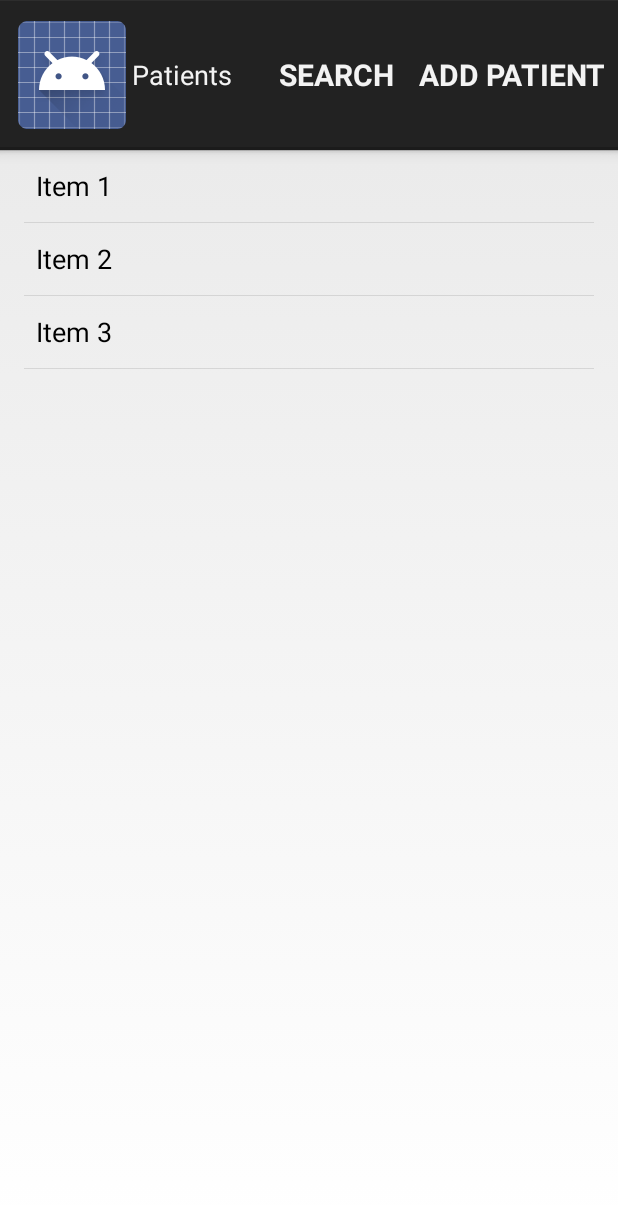
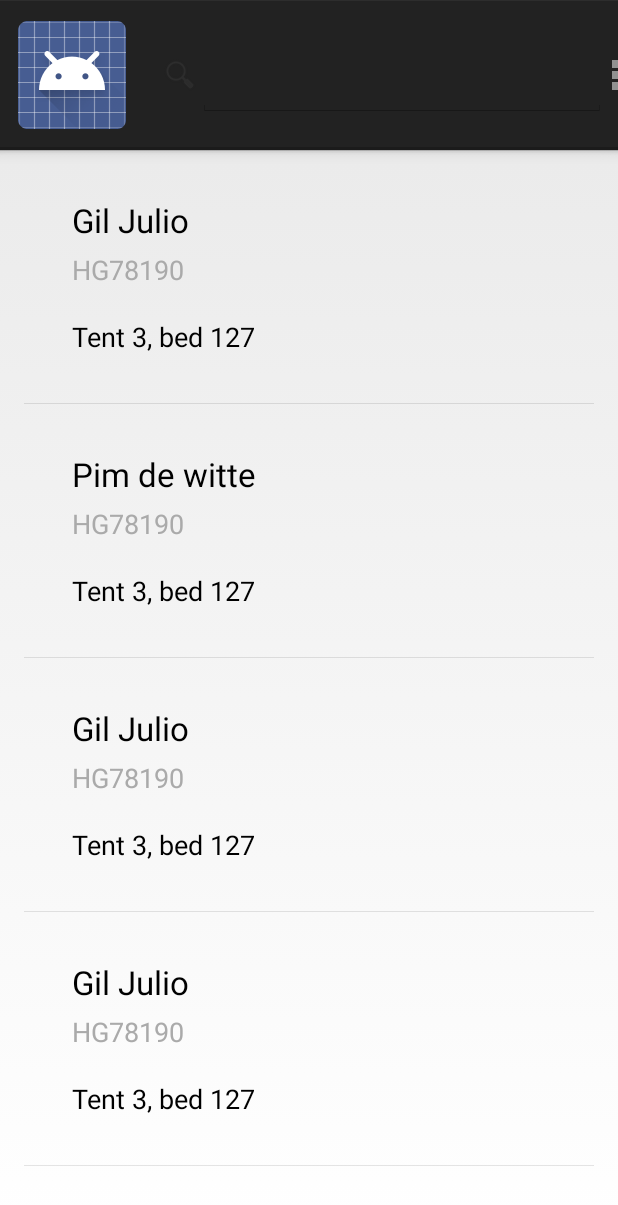
Before and after one commit to zestyping/projectbuendia, an Android app: the screen it shows after launch (PatientListActivity), on a phone screen of 412 x 824 dp. Shown: the top 1205 px of the screen. Run offline under Robolectric (Android 15) with nearby library versions, the phone set to English and light mode, and no system bars.

Commit message:
client branch created

```diff
--- a/android/MSFMedicalRecords/app/src/main/java/org/msf/records/msfmedicalrecords/PatientDetailFragment.java
+++ b/android/MSFMedicalRecords/app/src/main/java/org/msf/records/msfmedicalrecords/PatientDetailFragment.java
@@ -6,6 +6,7 @@ import android.support.v4.app.Fragment;
 import android.support.v4.app.FragmentManager;
 import android.support.v4.app.FragmentPagerAdapter;
 import android.support.v4.view.ViewPager;
+import android.util.Log;
 import android.view.LayoutInflater;
 import android.view.Menu;
 import android.view.MenuInflater;
@@ -21,6 +22,8 @@ import com.viewpagerindicator.TabPageIndicator;
  * on handsets.
  */
 public class PatientDetailFragment extends Fragment {
+
+    private static final String TAG = PatientDetailFragment.class.getSimpleName();
 
     public static final String ARG_ITEM_ID = "ARG_ITEM_ID";
 
@@ -47,6 +50,14 @@ public class PatientDetailFragment extends Fragment {
     @Override
     public void onCreate(Bundle savedInstanceState) {
         super.onCreate(savedInstanceState);
+
+        Bundle bundle = getArguments();
+        if(bundle != null){
+            Log.d(TAG, bundle.toString());
+        } else {
+            Log.d(TAG, "bundle is null");
+        }
+
     }
 
 
--- a/android/MSFMedicalRecords/app/src/main/java/org/msf/records/msfmedicalrecords/PatientListActivity.java
+++ b/android/MSFMedicalRecords/app/src/main/java/org/msf/records/msfmedicalrecords/PatientListActivity.java
@@ -1,11 +1,15 @@
 package org.msf.records.msfmedicalrecords;
 
+import android.app.ActionBar;
 import android.content.Intent;
 import android.os.Bundle;
 import android.support.v4.app.FragmentActivity;
+import android.view.Gravity;
 import android.view.Menu;
 import android.view.MenuInflater;
 import android.view.MenuItem;
+import android.view.View;
+import android.widget.SearchView;
 
 
 /**
@@ -89,6 +93,8 @@ public class PatientListActivity extends FragmentActivity
         inflater.inflate(R.menu.main, menu);
 
         MenuItem searchMenuItem = menu.findItem( R.id.action_search );
+        SearchView searchView = (SearchView) searchMenuItem.getActionView();
+        searchView.setIconifiedByDefault(false);
 //        searchMenuItem.expandActionView();
         return super.onCreateOptionsMenu(menu);
     }
--- a/android/MSFMedicalRecords/app/src/main/java/org/msf/records/msfmedicalrecords/PatientListFragment.java
+++ b/android/MSFMedicalRecords/app/src/main/java/org/msf/records/msfmedicalrecords/PatientListFragment.java
@@ -1,16 +1,21 @@
 package org.msf.records.msfmedicalrecords;
 
 import android.app.Activity;
+import android.content.Context;
 import android.os.Bundle;
 import android.app.ListFragment;
+import android.view.LayoutInflater;
 import android.view.Menu;
 import android.view.MenuInflater;
 import android.view.View;
+import android.view.ViewGroup;
 import android.widget.ArrayAdapter;
 import android.widget.ListView;
+import android.widget.TextView;
 
 
 import org.msf.records.msfmedicalrecords.dummy.DummyContent;
+import org.msf.records.msfmedicalrecords.model.Patient;
 
 /**
  * A list fragment representing a list of Patients. This fragment
@@ -39,6 +44,8 @@ public class PatientListFragment extends ListFragment {
      * The current activated item position. Only used on tablets.
      */
     private int mActivatedPosition = ListView.INVALID_POSITION;
+
+    private PatientAdapter mPatientAdapter;
 
     /**
      * A callback interface that all activities containing this fragment must
@@ -73,12 +80,9 @@ public class PatientListFragment extends ListFragment {
     public void onCreate(Bundle savedInstanceState) {
         super.onCreate(savedInstanceState);
 
-        // TODO: replace with a real list adapter.
-        setListAdapter(new ArrayAdapter<DummyContent.DummyItem>(
-                getActivity(),
-                android.R.layout.simple_list_item_activated_1,
-                android.R.id.text1,
-                DummyContent.ITEMS));
+        mPatientAdapter = new PatientAdapter(getActivity(), 0);
+        mPatientAdapter.addAll(Patient.GETDUMMYCONTENT());
+        setListAdapter(mPatientAdapter);
 
     }
 
@@ -152,4 +156,25 @@ public class PatientListFragment extends ListFragment {
 
         mActivatedPosition = position;
     }
+
+    class PatientAdapter extends ArrayAdapter<Patient> {
+
+
+        public PatientAdapter(Context context, int resource) {
+            super(context, resource);
+        }
+
+        @Override
+        public View getView(int position, View convertView, ViewGroup parent) {
+            if(convertView == null)
+                convertView = LayoutInflater.from(getContext()).inflate(R.layout.listview_cell_search_results, null);
+
+
+            Patient patient = getItem(position);
+            TextView name = (TextView) convertView.findViewById(R.id.listview_cell_search_results_name);
+            name.setText(patient.forename + " " + patient.surname);
+
+            return convertView;
+        }
+    }
 }
--- a/android/MSFMedicalRecords/app/src/main/java/org/msf/records/msfmedicalrecords/model/Patient.java
+++ b/android/MSFMedicalRecords/app/src/main/java/org/msf/records/msfmedicalrecords/model/Patient.java
@@ -1,12 +1,13 @@
 package org.msf.records.msfmedicalrecords.model;
 
+import java.io.Serializable;
 import java.util.ArrayList;
 import java.util.Date;
 
 /**
  * Created by Gil on 03/10/2014.
  */
-public class Patient {
+public class Patient implements Serializable {
 
 
     public String id;
@@ -14,13 +15,19 @@ public class Patient {
     public String surname;
     public Date dob;
 
-    public Patient(String forename, String surname){
-
+    public Patient(String id, String forename, String surname){
+        this.id = id;
+        this.forename = forename;
+        this.surname = surname;
     }
 
     public static ArrayList<Patient> GETDUMMYCONTENT(){
         ArrayList<Patient> patients = new ArrayList<Patient>();
 
+        patients.add(new Patient("HG78190", "Gil", "Julio"));
+        patients.add(new Patient("HG78190", "Pim", "de witte"));
+        patients.add(new Patient("HG78190", "Gil", "Julio"));
+        patients.add(new Patient("HG78190", "Gil", "Julio"));
         return patients;
     }
 }
--- /dev/null
+++ b/android/MSFMedicalRecords/app/src/main/res/layout/listview_cell_search_results.xml
@@ -0,0 +1,52 @@
+<?xml version="1.0" encoding="utf-8"?>
+<RelativeLayout xmlns:android="http://schemas.android.com/apk/res/android"
+    android:orientation="vertical"
+    android:layout_width="match_parent"
+    android:layout_height="wrap_content"
+    android:paddingBottom="32dp">
+
+    <View
+        android:id="@+id/listview_cell_search_results_color_indicator"
+        android:layout_width="16dp"
+        android:layout_height="match_parent"
+        android:layout_alignParentRight="true"/>
+
+    <TextView
+        android:id="@+id/listview_cell_search_results_name"
+        android:layout_width="wrap_content"
+        android:layout_height="wrap_content"
+        android:textAppearance="?android:attr/textAppearanceLarge"
+        android:text="Gil Julio"
+        android:layout_alignParentTop="true"
+        android:layout_alignParentLeft="true"
+        android:layout_alignParentStart="true"
+        android:lines="1"
+        android:ellipsize="end"
+        android:layout_marginLeft="32dp"
+        android:layout_marginTop="32dp"
+        android:layout_toLeftOf="@+id/listview_cell_search_results_color_indicator"
+        android:layout_toStartOf="@+id/listview_cell_search_results_color_indicator" />
+
+    <TextView
+        android:layout_width="wrap_content"
+        android:layout_height="wrap_content"
+        android:textAppearance="?android:attr/textAppearanceMedium"
+        android:text="HG78190"
+        android:id="@+id/textView2"
+        android:layout_below="@+id/listview_cell_search_results_name"
+        android:layout_alignLeft="@+id/listview_cell_search_results_name"
+        android:layout_alignStart="@+id/listview_cell_search_results_name"
+        android:layout_marginTop="6dp"
+        android:textColor="@android:color/darker_gray" />
+
+    <TextView
+        android:layout_width="wrap_content"
+        android:layout_height="wrap_content"
+        android:textAppearance="?android:attr/textAppearanceMedium"
+        android:text="Tent 3, bed 127"
+        android:id="@+id/textView3"
+        android:layout_below="@+id/textView2"
+        android:layout_alignLeft="@+id/textView2"
+        android:layout_alignStart="@+id/textView2"
+        android:layout_marginTop="20dp" />
+</RelativeLayout>
--- a/android/MSFMedicalRecords/app/src/main/res/menu/main.xml
+++ b/android/MSFMedicalRecords/app/src/main/res/menu/main.xml
@@ -2,7 +2,7 @@
 <menu xmlns:android="http://schemas.android.com/apk/res/android">
     <item android:id="@+id/action_search"
         android:title="Search"
-        android:showAsAction="always|withText|collapseActionView"
+        android:showAsAction="always"
         android:icon="@null"
         android:queryHint="Patient id or name"
         android:actionViewClass="android.widget.SearchView" />
--- a/android/MSFMedicalRecords/app/src/main/res/values/styles.xml
+++ b/android/MSFMedicalRecords/app/src/main/res/values/styles.xml
@@ -5,6 +5,7 @@
         <item name="android:actionBarStyle" >@style/thick_ab_style</item>
         <item name="vpiTabPageIndicatorStyle">@style/CustomTabPageIndicator</item>
         <item name="android:actionMenuTextAppearance">@style/MenuActionBar</item>
+        <item name="android:actionButtonStyle">@style/ActionButtonStyle</item>
     </style>
 
     <style name="thick_ab_style" parent="android:Widget.Holo.Light.ActionBar.Solid.Inverse">
@@ -12,6 +13,11 @@
     </style>
     <style name="MenuActionBar" parent="@android:style/TextAppearance.Holo.Widget.ActionBar.Menu">
         <item name="android:textSize">20sp</item>
+    </style>
+
+    <style name="ActionButtonStyle" parent="@android:style/Widget.Holo.Light.ActionButton">
+        <item name="android:paddingLeft">28dip</item>
+        <item name="android:paddingRight">28dip</item>
     </style>
 
     <style name="row">
```
